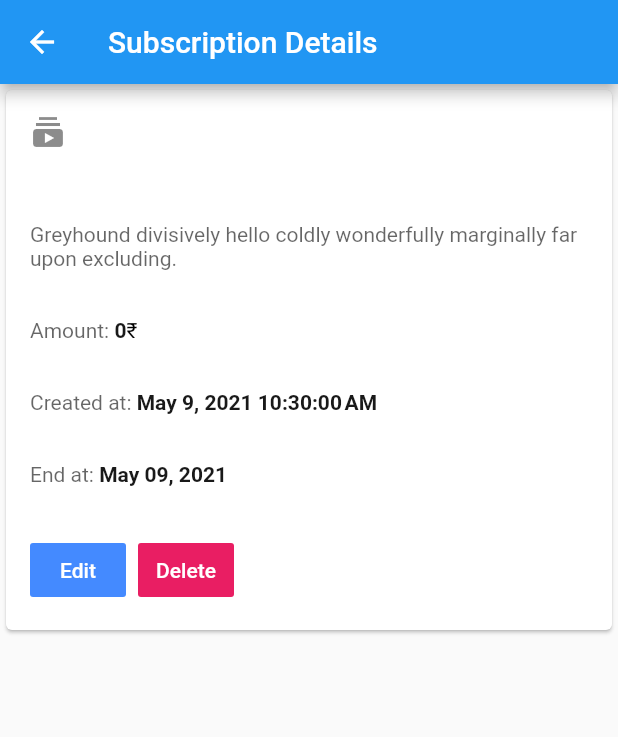
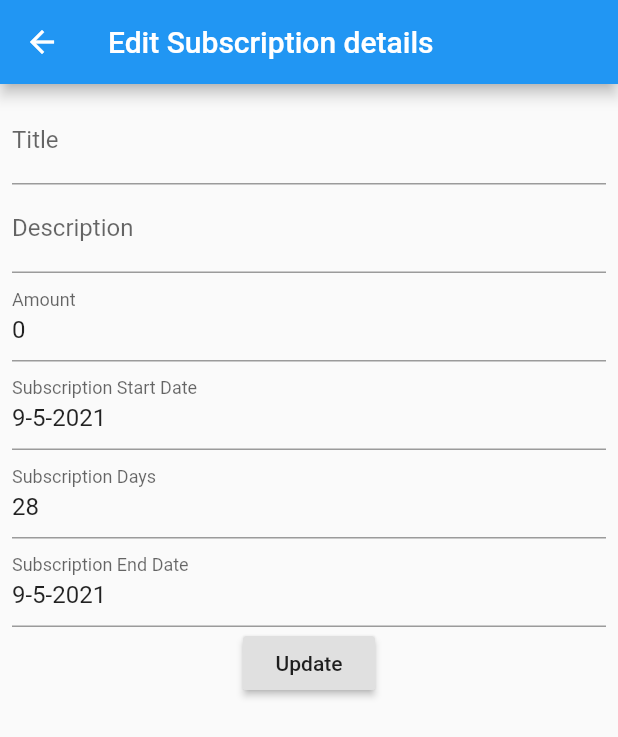
Before and after one commit to rohitsaini1196/subscription-manager, a Flutter app: the OneSubs screen opened directly with empty values, after a tap on "Edit", on a phone screen of 412 x 824 dp. Shown: the top 737 px of the screen. Run offline on Flutter 3.47's test engine with Material 2 defaults, Android fonts, the light colour scheme and no system bars; our stand-ins replace cloud_firestore, firebase_auth, firebase_core, google_sign_in; missing offline and left inert: flappy_search_bar; accounts and stored records are empty.

Commit message:
added edit subs and multi screens

```diff
--- a/lib/components/OneSubs.dart
+++ b/lib/components/OneSubs.dart
@@ -1,6 +1,7 @@
 import 'package:flutter/material.dart';
 import 'package:subscription_manager/classes/Subscription.dart';
 import 'package:intl/intl.dart';
+import 'package:subscription_manager/screens/Edit.dart';
 import 'package:subscription_manager/screens/Home.dart';
 import 'package:subscription_manager/services/DataRepo.dart';
 
@@ -118,7 +119,14 @@ class OneSubs extends StatelessWidget {
                     alignment: MainAxisAlignment.start,
                     children: [
                       FlatButton(
-                          onPressed: () {},
+                          onPressed: () {
+                            Navigator.push(
+                                context,
+                                MaterialPageRoute(
+                                    builder: (BuildContext context) => EditSubs(
+                                        subscription: subscription,
+                                        subId: subId)));
+                          },
                           child: const Text('Edit'),
                           color: Colors.blueAccent),
                       FlatButton(
--- /dev/null
+++ b/lib/screens/Edit.dart
@@ -0,0 +1,217 @@
+import 'package:firebase_auth/firebase_auth.dart';
+import 'package:flutter/material.dart';
+import 'package:provider/provider.dart';
+import 'package:subscription_manager/classes/Subscription.dart';
+import 'package:subscription_manager/screens/Home.dart';
+import 'package:subscription_manager/services/DataRepo.dart';
+
+class EditSubs extends StatefulWidget {
+  final Subscription subscription;
+  final String subId;
+
+  EditSubs({@required this.subscription, @required this.subId});
+  @override
+  _EditSubsState createState() => _EditSubsState();
+}
+
+class _EditSubsState extends State<EditSubs> {
+  final DataRepository repository = DataRepository();
+
+  DateTime pickedDate;
+  TimeOfDay pickedTime;
+  DateTime pickedDateEnd;
+  int subsDays = 28;
+  final TextEditingController _nameController = TextEditingController();
+  final TextEditingController _descriptionController = TextEditingController();
+  final TextEditingController _finishDateController = TextEditingController();
+  final TextEditingController _startDateController = TextEditingController();
+  final TextEditingController _amountController = TextEditingController();
+  final TextEditingController _subsDaysController = TextEditingController();
+
+  @override
+  void initState() {
+    super.initState();
+
+    pickedDate = widget.subscription.startDate;
+    pickedDateEnd = widget.subscription.finishDate;
+    //Initilize default values
+
+    _nameController.text = widget.subscription.name;
+    _amountController.text = widget.subscription.amount.toString();
+    _descriptionController.text = widget.subscription.description;
+    _finishDateController.text =
+        "${widget.subscription.finishDate.day}-${widget.subscription.finishDate.month}-${widget.subscription.finishDate.year}";
+    _startDateController.text =
+        "${widget.subscription.startDate.day}-${widget.subscription.startDate.month}-${widget.subscription.startDate.year}";
+    pickedTime = TimeOfDay.fromDateTime(pickedDate);
+
+    //Date wala stuff
+    // pickedDate = widget.subscription.startDate;
+
+    //     _startDateController.text =
+    //         "${pickedDate.day}-${pickedDate.month}-${pickedDate.year}";
+    // var dateRandom = DateTime.now();
+
+    _subsDaysController.text = subsDays.toString();
+    // pickedDateEnd =
+    //     new DateTime(dateRandom.year, dateRandom.month, dateRandom.day + 28);
+
+    // _finishDateController.text =
+    //     "${pickedDateEnd.day}-${pickedDateEnd.month}-${pickedDateEnd.year}";
+    // pickedTime = TimeOfDay.now();
+  }
+
+  @override
+  Widget build(BuildContext context) {
+    User user = Provider.of<User>(context);
+    return Scaffold(
+        appBar: AppBar(
+          title: Text("Edit Subscription details"),
+        ),
+        body: Padding(
+          padding: const EdgeInsets.all(8.0),
+          child: Column(
+            children: [
+              TextField(
+                controller: _nameController,
+                decoration: InputDecoration(labelText: 'Title'),
+              ),
+              TextField(
+                controller: _descriptionController,
+                decoration: InputDecoration(labelText: 'Description'),
+              ),
+              TextField(
+                controller: _amountController,
+                decoration: InputDecoration(labelText: 'Amount'),
+                keyboardType: TextInputType.number,
+              ),
+              TextField(
+                controller: _startDateController,
+                decoration:
+                    InputDecoration(labelText: 'Subscription Start Date'),
+                onTap: () async {
+                  DateTime date = await showDatePicker(
+                      context: context,
+                      initialDate: pickedDate,
+                      firstDate: DateTime(2020),
+                      lastDate: DateTime(2100));
+
+                  _startDateController.text =
+                      "${date.day}-${date.month}-${date.year}";
+
+                  if (date != null) {
+                    setState(() {
+                      pickedDate = date;
+                    });
+                  }
+                },
+              ),
+
+              TextField(
+                controller: _subsDaysController,
+                decoration: InputDecoration(
+                  labelText: 'Subscription Days',
+                  // errorText: int.parse(_subsDaysController.text) < 3650
+                  //     ? null
+                  //     : "Subscription more than 10 years?",
+                ),
+                keyboardType: TextInputType.number,
+                onChanged: (String days) {
+                  setState(() {
+                    var dateRandom = DateTime.now();
+                    pickedDateEnd = new DateTime(dateRandom.year,
+                        dateRandom.month, dateRandom.day + int.parse(days));
+
+                    _finishDateController.text =
+                        "${pickedDateEnd.day}-${pickedDateEnd.month}-${pickedDateEnd.year}";
+                  });
+                },
+              ),
+              TextField(
+                controller: _finishDateController,
+                decoration: InputDecoration(labelText: 'Subscription End Date'),
+                onTap: () async {
+                  DateTime date = await showDatePicker(
+                      context: context,
+                      initialDate: pickedDate,
+                      firstDate: DateTime(2020),
+                      lastDate: DateTime(2100));
+
+                  _finishDateController.text =
+                      "${date.day}-${date.month}-${date.year}";
+
+                  if (date != null) {
+                    setState(() {
+                      pickedDate = date;
+                    });
+                  }
+                },
+              ),
+              // ignore: deprecated_member_use
+              RaisedButton(
+                  onPressed: () async {
+                    var startDate = new DateTime(
+                        pickedDate.year,
+                        pickedDate.month,
+                        pickedDate.day,
+                        pickedTime.hour,
+                        pickedTime.minute);
+
+                    var finishDate = new DateTime(
+                        pickedDateEnd.year,
+                        pickedDateEnd.month,
+                        pickedDateEnd.day,
+                        pickedTime.hour,
+                        pickedTime.minute);
+
+                    // var payload = {
+                    //   "name": _nameController.text,
+                    //   "description": _descriptionController.text,
+                    //   "userId": user.uid,
+                    //   "amount": _amountController.text,
+                    //   "startDate": startDate,
+                    //   "finishDate": finishDate,
+                    //   "done": false,
+                    //   "reminders": 2
+                    // };
+
+                    Subscription newSubscription = new Subscription(
+                        name: _nameController.text,
+                        description: _descriptionController.text,
+                        userId: user.uid,
+                        amount: int.parse(_amountController.text),
+                        startDate: startDate,
+                        finishDate: finishDate,
+                        done: false,
+                        reminders: 2);
+
+                    repository
+                        .updateSubscription(widget.subId, newSubscription)
+                        .then((_) {
+                      print("collection updated");
+                      Navigator.pushReplacement(
+                          context,
+                          MaterialPageRoute(
+                              builder: (BuildContext context) => Home()));
+                    }).catchError((e) {
+                      print(e);
+                      print("an error occured");
+                    });
+
+                    // repository.createSubscription(newSubscription).then((_) {
+                    //   print("collection created");
+                    //   Navigator.pushReplacement(
+                    //       context,
+                    //       MaterialPageRoute(
+                    //           builder: (BuildContext context) => Home()));
+                    // }).catchError((e) {
+                    //   print(e);
+                    //   print("an error occured");
+                    // });
+                  },
+                  child: Text("Update")),
+            ],
+          ),
+        ));
+  }
+}
--- a/lib/screens/Home.dart
+++ b/lib/screens/Home.dart
@@ -1,5 +1,6 @@
 import 'package:cloud_firestore/cloud_firestore.dart';
 import 'package:firebase_auth/firebase_auth.dart';
+import 'package:flappy_search_bar/flappy_search_bar.dart';
 import 'package:flutter/material.dart';
 import 'package:provider/provider.dart';
 import 'package:subscription_manager/classes/Subscription.dart';
@@ -26,7 +27,10 @@ class _HomeState extends State<Home> {
     User user = Provider.of<User>(context);
     return Scaffold(
       appBar: AppBar(
-        title: Text("Home Page"),
+        title: Text("All Subscriptions"),
+        actions: [
+          IconButton(icon: Icon(Icons.notifications), onPressed: () {})
+        ],
       ),
       body: StreamBuilder<QuerySnapshot>(
         stream: repository.getStream(),
--- a/pubspec.yaml
+++ b/pubspec.yaml
@@ -32,6 +32,7 @@ dependencies:
   provider: ^5.0.0
   firebase_core: ^1.1.0
   cloud_firestore: ^2.0.0
+  flappy_search_bar: ^1.7.2
 
 dev_dependencies:
   flutter_test:
```
Also changed, not shown: lib/components/SubscriptionItem.dart (+23 -1 lines), pubspec.lock.
